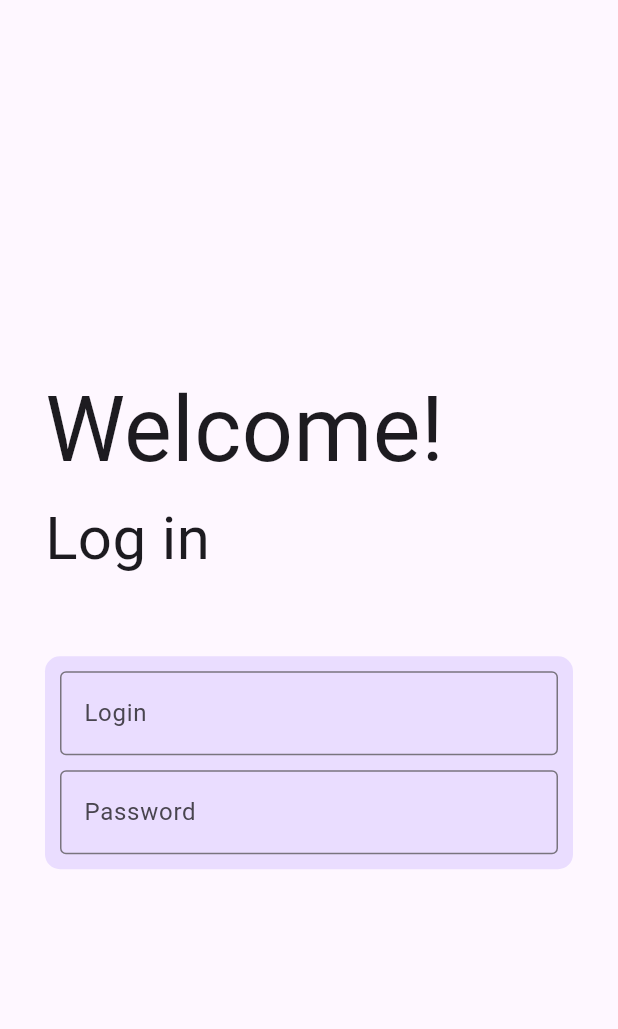
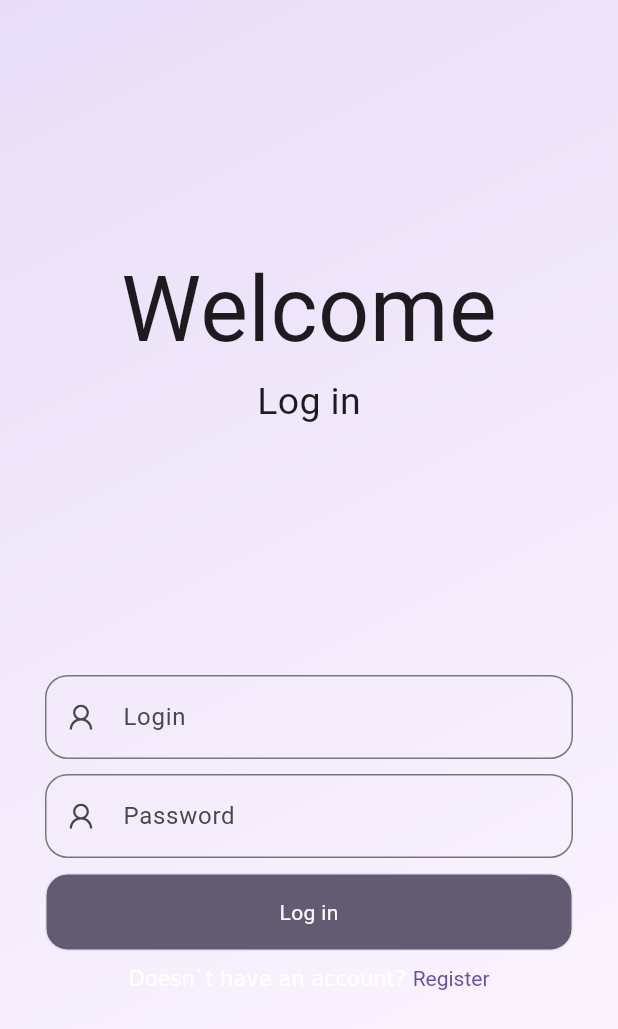
Before and after one commit to Chu-4hun/flutter_ani, a Flutter app: the screen it shows after launch, on a phone screen of 412 x 824 dp. Shown: the top 1029 px of the screen. Run offline on Flutter 3.47's test engine with Material 2 defaults, Android fonts, the phone set to English and light mode, and no system bars; our stand-ins replace bloc, freezed_annotation, get, line_icons; missing offline and left inert: appinio_video_player, flutter_adaptive_navigation, responsive_grid_list, system_theme.

Commit message:
fature: auth form complete

```diff
--- a/lib/main.dart
+++ b/lib/main.dart
@@ -1,12 +1,7 @@
 import 'package:flutter/material.dart';
-import 'package:flutter_adaptive_navigation/flutter_adaptive_navigation.dart';
-import 'package:flutter_ani/pages/home_page.dart';
-import 'package:flutter_ani/pages/profile_page.dart';
-import 'package:flutter_ani/pages/search_page.dart';
 import 'package:flutter_ani/screens/auth_screen.dart';
+import 'package:flutter_ani/screens/user_screen.dart';
 import 'package:get/get.dart';
-import 'package:google_nav_bar/google_nav_bar.dart';
-import 'package:line_icons/line_icons.dart';
 import 'package:system_theme/system_theme.dart';
 
 void main() async {
@@ -19,16 +14,19 @@ void main() async {
   runApp(GetMaterialApp(
       debugShowCheckedModeBanner: false,
       builder: (context, child) {
+        SystemTheme.fallbackColor = Colors.deepPurple;
         return Directionality(textDirection: TextDirection.ltr, child: child!);
       },
       themeMode: ThemeMode.system,
       theme: ThemeData(
         useMaterial3: true,
         colorSchemeSeed: SystemTheme.accentColor.accent,
+        // colorSchemeSeed: Colors.blue,
       ),
       darkTheme: ThemeData(
         useMaterial3: true,
         brightness: Brightness.dark,
+        // colorSchemeSeed: Colors.green,
         colorSchemeSeed: SystemTheme.accentColor.accent,
       ),
       home: AuthScreen()));
--- a/lib/screens/auth_screen.dart
+++ b/lib/screens/auth_screen.dart
@@ -1,7 +1,9 @@
-import 'dart:html';
-
+import 'package:flutter/gestures.dart';
 import 'package:flutter/material.dart';
 import 'package:get/get.dart';
+
+import '../utils/custom_accept_button.dart';
+import '../utils/custom_input_field.dart';
 
 class AuthScreen extends StatefulWidget {
   const AuthScreen({super.key});
@@ -11,76 +13,165 @@ class AuthScreen extends StatefulWidget {
 }
 
 class _AuthScreenState extends State<AuthScreen> {
-  TextEditingController controllerLogin = TextEditingController();
-  TextEditingController controllerPassword = TextEditingController();
   @override
   Widget build(BuildContext context) {
     return Scaffold(
-      body: context.width > 500
+        body: context.width > 550
             ? Center(
-              child: Row(
-                  crossAxisAlignment: CrossAxisAlignment.center,
-                  mainAxisAlignment: MainAxisAlignment.center,
-                  children: [Text("Row"), Text("Row")]),
-            )
-          : Padding(
-              padding: const EdgeInsets.symmetric(horizontal: 30),
+                child: Row(children: [
+                  Expanded(
+                    child: Container(
+                      decoration: BoxDecoration(
+                        gradient: LinearGradient(
+                          begin: Alignment.centerLeft,
+                          end: Alignment.centerRight,
+                          colors: [
+                            Theme.of(context).colorScheme.secondaryContainer,
+                            Theme.of(context).colorScheme.background
+                          ],
+                        ),
+                      ),
                       child: Column(
                         mainAxisAlignment: MainAxisAlignment.center,
                         children: [
                           Container(
-                    alignment: Alignment.centerLeft,
-                    child: Text(
-                      "Welcome!",
+                            alignment: Alignment.center,
+                            child: Column(
+                              children: [
+                                Text(
+                                  "Welcome",
                                   style: TextStyle(fontSize: 60),
                                 ),
+                                Text(
+                                  "Log in",
+                                  style: TextStyle(fontSize: 25),
                                 ),
-                  Container(
-                    alignment: Alignment.centerLeft,
-                    child: Text(
-                      "Log in",
-                      style: TextStyle(fontSize: 40),
-                    ),
-                  ),
-                  SizedBox(
-                    height: 50,
-                  ),
-                  Center(
-                    child: Container(
-                      decoration: BoxDecoration(
-                          color: Theme.of(context).colorScheme.primaryContainer,
-                          borderRadius: BorderRadius.all(Radius.circular(10))),
-                      padding: EdgeInsets.all(10),
-                      child: Form(
-                        child: Column(
-                          children: [
-                            TextFormField(
-                              controller: controllerLogin,
-                              validator: ((value) =>
-                                  checkInput(value, "Login")),
-                              decoration: const InputDecoration(
-                                border: OutlineInputBorder(),
-                                labelText: "Login",
-                              ),
-                            ),
-                            const SizedBox(height: 10),
-                            TextFormField(
-                              obscureText: true,
-                              controller: controllerPassword,
-                              validator: ((value) =>
-                                  checkInput(value, "Password")),
-                              decoration: const InputDecoration(
-                                border: OutlineInputBorder(),
-                                labelText: "Password",
+                              ],
                             ),
                           ),
                         ],
                       ),
                     ),
                   ),
+                  Expanded(
+                      child: Column(
+                    mainAxisAlignment: MainAxisAlignment.center,
+                    children: [
+                      Padding(
+                        padding: const EdgeInsets.symmetric(horizontal: 30),
+                        child: LoginForm(),
+                      ),
+                    ],
+                  )),
+                ]),
+              )
+            : Container(
+                decoration: BoxDecoration(
+                  gradient: LinearGradient(
+                    begin: Alignment.topLeft,
+                    end: Alignment.bottomRight,
+                    colors: [
+                      Theme.of(context).colorScheme.secondaryContainer,
+                      Theme.of(context).colorScheme.background
+                    ],
+                  ),
+                ),
+                child: Column(
+                  mainAxisAlignment: MainAxisAlignment.spaceEvenly,
+                  children: [
+                    Padding(
+                      padding: const EdgeInsets.symmetric(horizontal: 30),
+                      child: Container(
+                        alignment: Alignment.center,
+                        child: Column(
+                          children: [
+                            Text(
+                              "Welcome",
+                              style: TextStyle(fontSize: 60),
+                            ),
+                            Text(
+                              "Log in",
+                              style: TextStyle(fontSize: 25),
                             ),
                           ],
                         ),
+                      ),
+                    ),
+                    Padding(
+                      padding: const EdgeInsets.symmetric(horizontal: 30),
+                      child: Center(child: LoginForm()),
+                    ),
+
+                    // const SizedBox(height: 70),
+                  ],
+                ),
+              ));
+  }
+}
+
+class LoginForm extends StatefulWidget {
+  LoginForm();
+
+  @override
+  State<LoginForm> createState() => _LoginFormState();
+}
+
+class _LoginFormState extends State<LoginForm> {
+  final _key = GlobalKey<FormState>();
+
+  TextEditingController controllerLogin = TextEditingController();
+  TextEditingController controllerPassword = TextEditingController();
+
+  @override
+  Widget build(BuildContext context) {
+    return Form(
+      key: _key,
+      child: Column(
+        children: [
+          CustomInputField(
+            validator: (value) => checkInput(value, "Login"),
+            controller: controllerLogin,
+            text: "Login",
+          ),
+          const SizedBox(height: 10),
+          CustomInputField(
+            validator: (value) => checkInput(value, "Password"),
+            controller: controllerPassword,
+            text: "Password",
+            obscureText: true,
+          ),
+          const SizedBox(height: 10),
+          CustomAcceptButton(
+            child: Center(
+                child: Text(
+              "Log in",
+              style: TextStyle(color: Theme.of(context).colorScheme.background),
+            )),
+            func: () {
+              if (_key.currentState!.validate()) {
+                Get.snackbar("tada", "message");
+              } else {
+                Get.snackbar("User error", "enter correct values");
+              }
+            },
+          ),
+          const SizedBox(height: 10),
+          RichText(
+            text: TextSpan(
+              children: [
+                const TextSpan(
+                  text: 'Doesn`t have an account? ',
+                ),
+                TextSpan(
+                  text: 'Register',
+                  style:
+                      TextStyle(color: Theme.of(context).colorScheme.primary),
+                  recognizer: TapGestureRecognizer()..onTap = () {},
+                ),
+              ],
+            ),
+          ),
+        ],
       ),
     );
   }
--- /dev/null
+++ b/lib/utils/custom_accept_button.dart
@@ -0,0 +1,36 @@
+import 'package:flutter/material.dart';
+import 'package:get/get.dart';
+
+class CustomAcceptButton extends StatelessWidget {
+  const CustomAcceptButton({
+    super.key,
+    required this.func,
+    this.child,
+  });
+
+  final VoidCallback func;
+  final Widget? child;
+
+  @override
+  Widget build(BuildContext context) {
+    return GestureDetector(
+      onTap: func,
+      child: Container(
+        width: Get.width,
+        decoration: BoxDecoration(
+            border: Border.all(
+                color: Theme.of(context).colorScheme.secondaryContainer),
+            borderRadius: BorderRadius.circular(15),
+            color: Theme.of(context).colorScheme.secondary),
+        child: Padding(
+          padding: const EdgeInsets.all(15.0),
+          child: child ?? Center(
+              child: Text(
+            "Log in",
+            style: TextStyle(color: Theme.of(context).colorScheme.background),
+          )),
+        ),
+      ),
+    );
+  }
+}
--- /dev/null
+++ b/lib/utils/custom_input_field.dart
@@ -0,0 +1,36 @@
+
+import 'package:flutter/material.dart';
+import 'package:line_icons/line_icons.dart';
+
+class CustomInputField extends StatelessWidget {
+  const CustomInputField({
+    super.key,
+    required this.controller,
+    this.text,
+    this.icon,
+    this.obscureText,
+    this.validator,
+  });
+
+  final TextEditingController controller;
+  final String? text;
+  final IconData? icon;
+  final bool? obscureText;
+  final String? Function(String?)? validator;
+
+  @override
+  Widget build(BuildContext context) {
+    return TextFormField(
+      validator: validator,
+      obscureText: obscureText ?? false,
+      controller: controller,
+      // validator: ((value) => checkInput(value, "Login")),
+      decoration: InputDecoration(
+        prefixIcon: Icon(icon ?? LineIcons.user),
+        border: const OutlineInputBorder(
+            borderRadius: BorderRadius.all(Radius.circular(15))),
+        labelText: text ?? "Login",
+      ),
+    );
+  }
+}
```
Also changed, not shown: pubspec.lock. Lines whose indentation alone changed are shown as unchanged.
